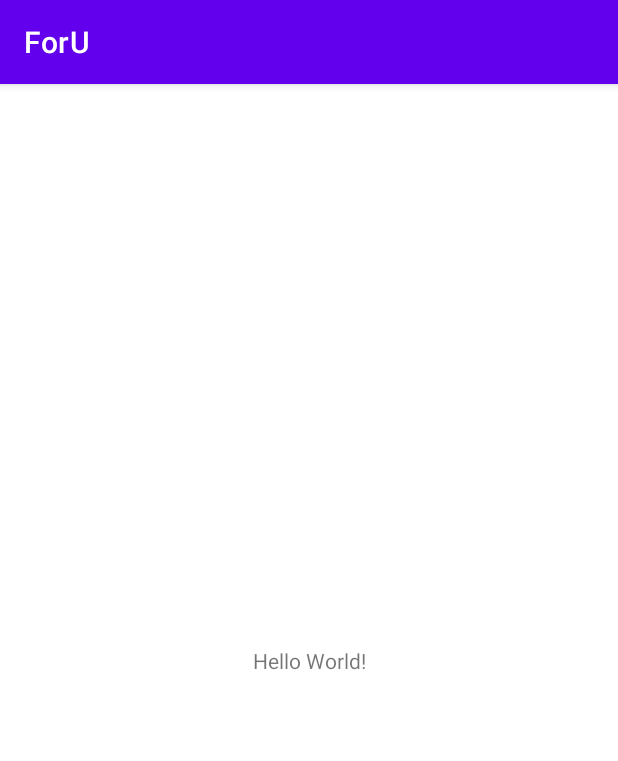
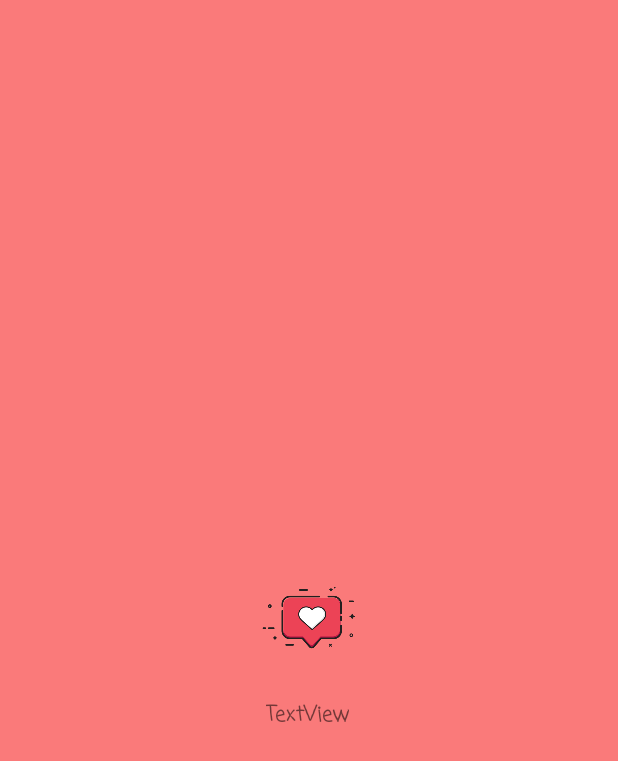
Before and after one commit to wkyg/ForU, an Android app: the screen it shows after launch (MainActivity), on a phone screen of 412 x 824 dp. Shown: the top 761 px of the screen. Run offline under Robolectric (Android 15) with nearby library versions, the phone set to English and light mode, and no system bars.

Commit message:
work in progress
-added landing screen
-added resources

```diff
--- a/app/src/main/java/com/example/foru/MainActivity.java
+++ b/app/src/main/java/com/example/foru/MainActivity.java
@@ -2,13 +2,21 @@ package com.example.foru;
 
 import androidx.appcompat.app.AppCompatActivity;
 
+import android.app.ActionBar;
 import android.os.Bundle;
+import android.view.View;
+import android.view.Window;
+import android.view.WindowManager;
 
 public class MainActivity extends AppCompatActivity {
 
     @Override
     protected void onCreate(Bundle savedInstanceState) {
         super.onCreate(savedInstanceState);
-        setContentView(R.layout.activity_main);
+        requestWindowFeature(Window.FEATURE_NO_TITLE);
+        getWindow().setFlags(WindowManager.LayoutParams.FLAG_FULLSCREEN,
+                WindowManager.LayoutParams.FLAG_FULLSCREEN);
+        setContentView(R.layout.activity_landing);
+        getSupportActionBar().hide();
     }
 }
--- /dev/null
+++ b/app/src/main/res/layout/activity_landing.xml
@@ -0,0 +1,34 @@
+<?xml version="1.0" encoding="utf-8"?>
+<androidx.constraintlayout.widget.ConstraintLayout xmlns:android="http://schemas.android.com/apk/res/android"
+    xmlns:app="http://schemas.android.com/apk/res-auto"
+    xmlns:tools="http://schemas.android.com/tools"
+    android:layout_width="match_parent"
+    android:layout_height="match_parent"
+    android:background="#FA7A7A">
+
+    <ImageView
+        android:id="@+id/imageView"
+        android:layout_width="wrap_content"
+        android:layout_height="wrap_content"
+        app:layout_constraintBottom_toBottomOf="parent"
+        app:layout_constraintEnd_toEndOf="parent"
+        app:layout_constraintStart_toStartOf="parent"
+        app:layout_constraintTop_toTopOf="parent"
+        app:srcCompat="@mipmap/ic_launcher_foreground" />
+
+    <TextView
+        android:id="@+id/textView2"
+        android:layout_width="wrap_content"
+        android:layout_height="wrap_content"
+        android:fontFamily="casual"
+        android:text="TextView"
+        android:textAlignment="center"
+        android:textStyle="bold"
+        app:layout_constraintBottom_toBottomOf="parent"
+        app:layout_constraintEnd_toEndOf="parent"
+        app:layout_constraintHorizontal_bias="0.498"
+        app:layout_constraintStart_toStartOf="parent"
+        app:layout_constraintTop_toBottomOf="@+id/imageView"
+        app:layout_constraintVertical_bias="0.0" />
+
+</androidx.constraintlayout.widget.ConstraintLayout>
--- a/app/src/main/res/layout/activity_main.xml
+++ b/app/src/main/res/layout/activity_main.xml
@@ -4,15 +4,4 @@
     xmlns:tools="http://schemas.android.com/tools"
     android:layout_width="match_parent"
     android:layout_height="match_parent"
-    tools:context=".MainActivity">
-
-    <TextView
-        android:layout_width="wrap_content"
-        android:layout_height="wrap_content"
-        android:text="Hello World!"
-        app:layout_constraintBottom_toBottomOf="parent"
-        app:layout_constraintLeft_toLeftOf="parent"
-        app:layout_constraintRight_toRightOf="parent"
-        app:layout_constraintTop_toTopOf="parent" />
-
-</androidx.constraintlayout.widget.ConstraintLayout>
+    tools:context=".MainActivity"/>
```
Also changed, not shown: app/src/main/res/raw/TGT.jpg (added), app/src/main/res/raw/WK.jpg (added), app/src/main/res/raw/YL.jpg (added).
